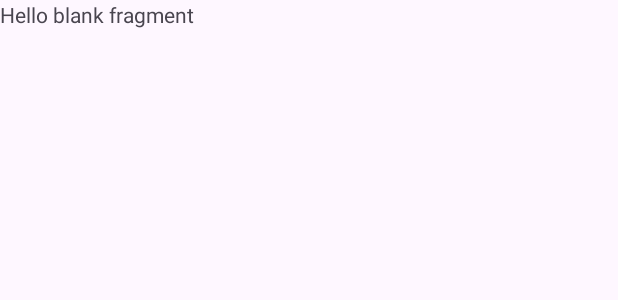
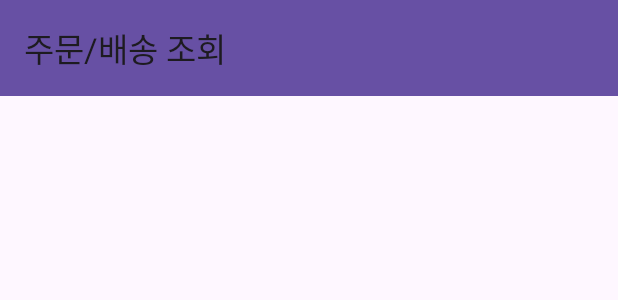
Before and after one commit to APPSCHOOL2-Android/FinalProject-Agijagi, an Android app: the layout fragment_order.xml on its own in the app's theme, with its tools: preview values and no code run, on a phone screen of 412 x 824 dp. Shown: the top 300 px of the screen. Run offline under Robolectric (Android 15) with nearby library versions, the phone set to English and light mode, and no system bars.

Commit message:
Design: order, item_order UI #6

```diff
--- a/agijagi/app/src/main/res/layout/fragment_order.xml
+++ b/agijagi/app/src/main/res/layout/fragment_order.xml
@@ -1,14 +1,38 @@
 <?xml version="1.0" encoding="utf-8"?>
-<FrameLayout xmlns:android="http://schemas.android.com/apk/res/android"
+<androidx.constraintlayout.widget.ConstraintLayout xmlns:android="http://schemas.android.com/apk/res/android"
     xmlns:tools="http://schemas.android.com/tools"
     android:layout_width="match_parent"
     android:layout_height="match_parent"
+    xmlns:app="http://schemas.android.com/apk/res-auto"
     tools:context=".order.OrderFragment">
 
-    <!-- TODO: Update blank fragment layout -->
-    <TextView
-        android:layout_width="match_parent"
-        android:layout_height="match_parent"
-        android:text="@string/hello_blank_fragment" />
+    <com.google.android.material.appbar.MaterialToolbar
+        android:id="@+id/toolbar_order_toolbar"
+        android:layout_width="0dp"
+        android:layout_height="wrap_content"
+        android:background="?attr/colorPrimary"
+        android:minHeight="?attr/actionBarSize"
+        android:theme="?attr/actionBarTheme"
+        app:layout_constraintEnd_toEndOf="parent"
+        app:layout_constraintStart_toStartOf="parent"
+        app:layout_constraintTop_toTopOf="parent"
+        app:title="주문/배송 조회" />
 
-</FrameLayout>
+    <com.google.android.material.bottomnavigation.BottomNavigationView
+        android:id="@+id/bottomNavigationView_order_bottomView"
+        android:layout_width="0dp"
+        android:layout_height="wrap_content"
+        app:layout_constraintBottom_toBottomOf="parent"
+        app:layout_constraintEnd_toEndOf="parent"
+        app:layout_constraintStart_toStartOf="parent" />
+
+    <androidx.recyclerview.widget.RecyclerView
+        android:id="@+id/recyclerview_order_recyclerview"
+        android:layout_width="0dp"
+        android:layout_height="0dp"
+        app:layout_constraintBottom_toTopOf="@+id/bottomNavigationView_order_bottomView"
+        app:layout_constraintEnd_toEndOf="parent"
+        app:layout_constraintStart_toStartOf="parent"
+        app:layout_constraintTop_toBottomOf="@+id/toolbar_order_toolbar" />
+
+</androidx.constraintlayout.widget.ConstraintLayout>
```
Also changed, not shown: agijagi/app/src/main/java/likelion/project/agijagi/order/OrderDetailFragment.kt (added, +20 -0 lines), agijagi/app/src/main/res/layout/fragment_order_detail.xml (added, +65 -0 lines), agijagi/app/src/main/res/layout/item_order.xml (added, +120 -0 lines), agijagi/app/src/main/res/drawable/agijagi_logo.png (added).
